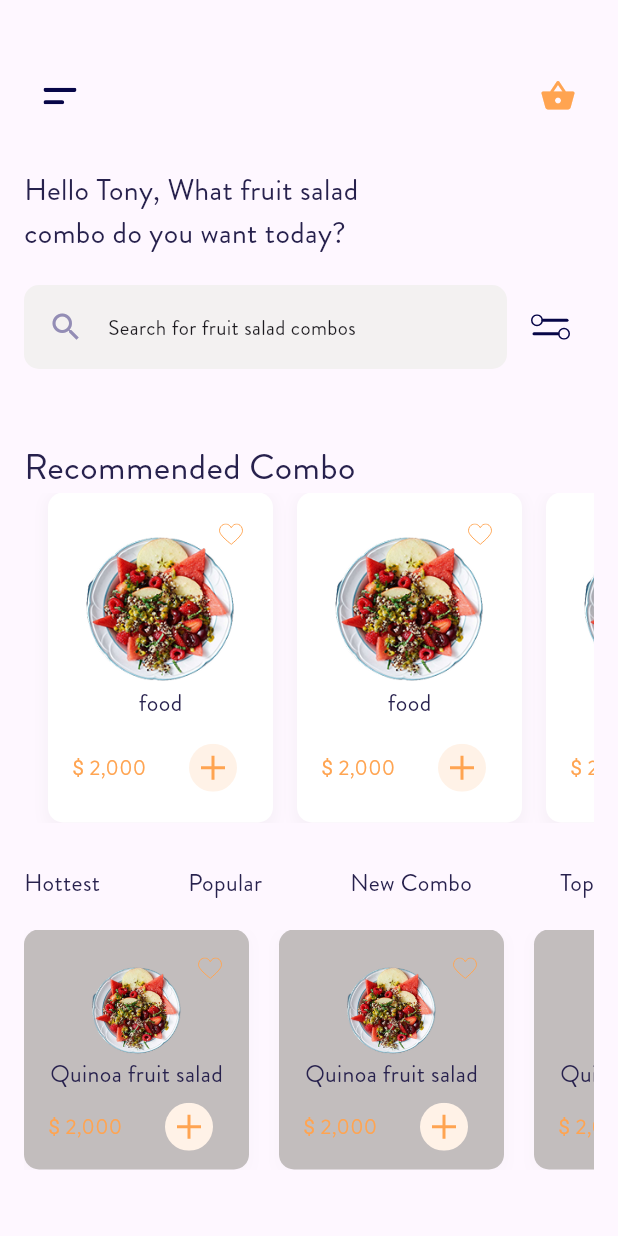
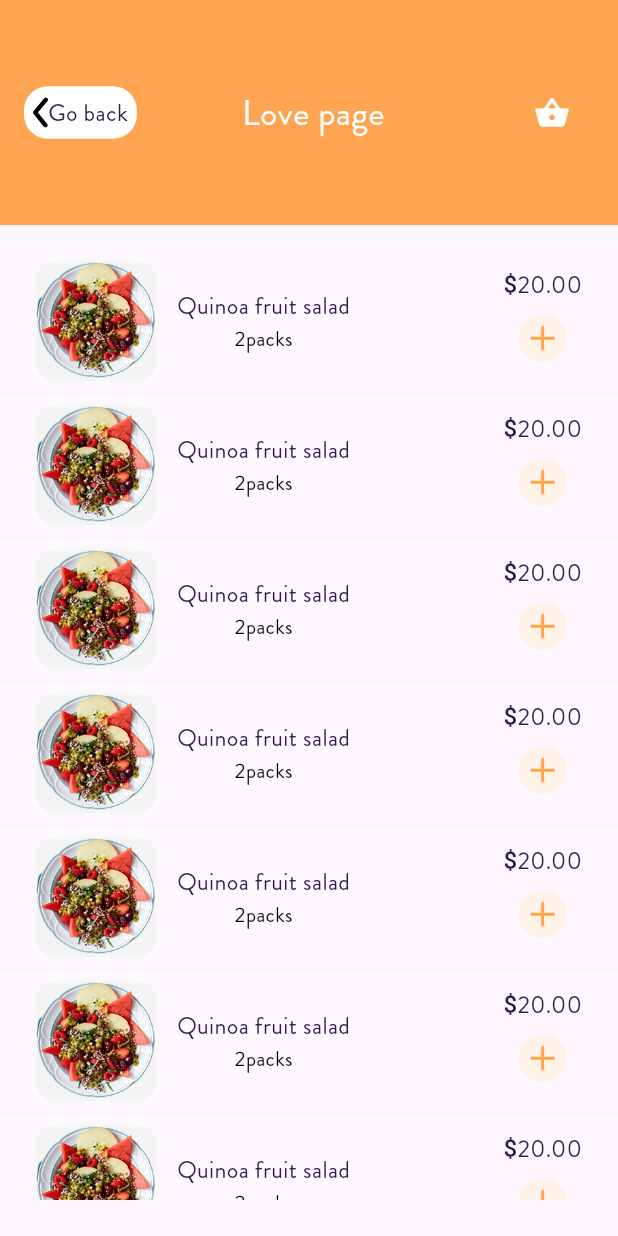
Before and after one commit to tech-cell-eg/Round-4-mobile-foodApp, a Flutter app: the HomeView screen opened by its route, after a tap on an icon or button, on a phone screen of 412 x 824 dp. Run offline on Flutter 3.47's test engine with Material 3 defaults, Android fonts, the phone set to English and light mode, and no system bars; our stand-ins replace flutter_svg, go_router, lottie; project files that could hold a hidden picture were left out.

Commit message:
fix issues Input card details screen

```diff
--- a/lib/core/helper/app_router.dart
+++ b/lib/core/helper/app_router.dart
@@ -1,15 +1,11 @@
 import 'package:fruit_hub/features/autherntication_screen/presentation/authentication_view.dart';
-import 'package:fruit_hub/features/basket/presentation/views/widgets/my_basket_view_body.dart';
-import 'package:fruit_hub/features/basket/presentation/views/widgets/order_complete_view_body.dart';
+import 'package:fruit_hub/features/autherntication_screen/presentation/registration_view.dart';
 import 'package:fruit_hub/features/home/presentation/views/fruit_details_view.dart';
 import 'package:fruit_hub/features/home/presentation/views/home_view.dart';
+import 'package:fruit_hub/features/love_screen/presentation/views/love_view.dart';
 import 'package:fruit_hub/features/splash_screen/presentation/pages/splash_view.dart';
 import 'package:fruit_hub/features/welcome_screen/presentation/pages/welcome_view.dart';
 import 'package:go_router/go_router.dart';
-
-import '../../features/basket/presentation/views/my_basket_view.dart';
-import '../../features/basket/presentation/views/order_complete_view.dart';
-
 
 abstract class AppRouter {
   static const kSplashView = '/';
@@ -18,7 +14,7 @@ abstract class AppRouter {
     routes: [
       GoRoute(
         path: kSplashView,
-        builder: (context, state) => const MyBasketView(),
+        builder: (context, state) => const SplashPage(),
       ),
       GoRoute(
         path: WelcomePage.kWelcomeView,
@@ -31,20 +27,25 @@ abstract class AppRouter {
         builder: (context, state) => const AuthenticationView(),
       ),
       GoRoute(
+        path: RegistrationView.kRegistrationView,
+        name: "registration",
+        builder: (context, state) => const RegistrationView(),
+      ),
+      GoRoute(
         path: FruitDetailsView.kFruitDetailsView,
         name: "fruitDetails",
         builder: (context, state) => const FruitDetailsView(),
+      ),
+      GoRoute(
+        path: LoveView.kLoveView,
+        name: "love",
+        builder: (context, state) => const LoveView(),
       ),
       GoRoute(
         path: HomeView.kHomeView,
         name: "home",
         builder: (context, state) => const HomeView(),
       ),
-      GoRoute(
-        path: OrderCompleteViewBody.kOrderComplete,
-        name: "complete order",
-        builder: (context, state) => const OrderCompleteView(),
-      ),
     ],
   );
 }
--- a/lib/core/utils/widgets/custom_text_field.dart
+++ b/lib/core/utils/widgets/custom_text_field.dart
@@ -3,6 +3,7 @@ import 'package:fruit_hub/core/helper/app_validator.dart';
 import 'package:fruit_hub/core/utils/app_colors.dart';
 import 'package:fruit_hub/core/utils/app_text_styles.dart';
 
+// ignore: must_be_immutable
 class CustomTextField extends StatelessWidget {
   final AppValidator validator;
   final String hintText;
--- a/lib/features/home/presentation/views/home_view.dart
+++ b/lib/features/home/presentation/views/home_view.dart
@@ -3,7 +3,6 @@ import 'package:fruit_hub/core/utils/app_colors.dart';
 import 'package:fruit_hub/core/utils/app_text_styles.dart';
 import 'package:fruit_hub/features/home/presentation/views/widgets/custom_appbar.dart';
 import 'package:fruit_hub/features/home/presentation/views/widgets/fruit_card_builder.dart';
-import 'package:fruit_hub/features/home/presentation/views/widgets/fruit_text_selection.dart';
 import 'package:fruit_hub/features/home/presentation/views/widgets/recommended_combo_builder.dart';
 import 'package:fruit_hub/features/home/presentation/views/widgets/search_bar.dart';
 
@@ -16,68 +15,73 @@ class HomeView extends StatefulWidget {
 }
 
 class _HomeViewState extends State<HomeView> {
-  int? selectedIndex; // Tracks which text is selected
+  int? selectedIndex;
   final List<String> menuItems = ["Hottest", "Popular", "New Combo", "Top"];
+  final FocusNode _searchFocusNode = FocusNode();
 
-  // Widgets to show based on selection
-  final List<Widget> contentWidgets = [
-    HottestContent(),
-    PopularContent(),
-    ComboContent(),
-    TopContent(),
-  ];
+  @override
+  void dispose() {
+    _searchFocusNode.dispose();
+    super.dispose();
+  }
+
   @override
   Widget build(BuildContext context) {
     return Scaffold(
-      body: Padding(
+      resizeToAvoidBottomInset: true,
+      body: SafeArea(
+        child: Padding(
           padding: const EdgeInsets.all(16),
+          child: SingleChildScrollView(
+            physics: const ClampingScrollPhysics(),
             child: Column(
-          mainAxisAlignment: MainAxisAlignment.start,
+              crossAxisAlignment: CrossAxisAlignment.start,
               children: [
                 Padding(
                   padding: const EdgeInsets.symmetric(vertical: 24),
                   child: CustomAppbar(),
                 ),
-            Row(
-              children: [
-                SizedBox(
-                  width: 250,
-                  child: Text(
+                Text(
                   'Hello Tony, What fruit salad combo do you want today?',
                   style: AppTextStyles.textStyle20,
-                  ),
-                ),
-              ],
+                  maxLines: 2,
                 ),
                 Padding(
                   padding: const EdgeInsets.symmetric(vertical: 20),
-              child: CustomSearchBar(),
+                  child: CustomSearchBar(
+                    focusNode: _searchFocusNode,
+                    onSearchChanged: (query) {
+                      // You can handle search changes here if needed
+                    },
                   ),
-            const Spacer(flex: 1),
-            Row(
-              children: [
+                ),
+                const SizedBox(height: 20),
                 Text('Recommended Combo', style: AppTextStyles.textStyle24),
+                const SizedBox(height: 16),
+                RecommendedComboBuilder(),
+                const SizedBox(height: 24),
+                fruitTopicSelect(),
+                const SizedBox(height: 20),
+                FruitCardBuilder(),
+                const SizedBox(height: 20),
               ],
             ),
-            RecommendedComboBuilder(),
-            const Spacer(flex: 1),
-            fruitTopicSelect(),
-
-            const SizedBox(height: 20),
-            FruitCardBuilder(),
-            const Spacer(flex: 1),
-          ],
+          ),
         ),
       ),
     );
   }
 
-  Row fruitTopicSelect() {
-    return Row(
+  Widget fruitTopicSelect() {
+    return SingleChildScrollView(
+      scrollDirection: Axis.horizontal,
+      child: Row(
         mainAxisAlignment: MainAxisAlignment.spaceBetween,
         children: List.generate(menuItems.length, (index) {
           final isSelected = selectedIndex == index;
-        return GestureDetector(
+          return Padding(
+            padding: const EdgeInsets.only(right: 24),
+            child: GestureDetector(
               onTap: () => setState(() => selectedIndex = index),
               child: Column(
                 mainAxisSize: MainAxisSize.min,
@@ -93,8 +97,6 @@ class _HomeViewState extends State<HomeView> {
                             : AppTextStyles.textStyle16,
                   ),
                   if (isSelected)
-                Row(
-                  children: [
                     Container(
                       margin: const EdgeInsets.only(top: 2),
                       height: 2,
@@ -103,10 +105,10 @@ class _HomeViewState extends State<HomeView> {
                     ),
                 ],
               ),
-            ],
             ),
           );
         }),
+      ),
     );
   }
 }
--- a/lib/features/home/presentation/views/widgets/custom_appbar.dart
+++ b/lib/features/home/presentation/views/widgets/custom_appbar.dart
@@ -2,6 +2,7 @@ import 'package:flutter/material.dart';
 import 'package:flutter_svg/svg.dart';
 import 'package:fruit_hub/core/utils/app_colors.dart';
 import 'package:fruit_hub/core/utils/app_icons.dart';
+import 'package:go_router/go_router.dart';
 
 class CustomAppbar extends StatelessWidget {
   const CustomAppbar({super.key});
@@ -14,13 +15,13 @@ class CustomAppbar extends StatelessWidget {
         IconButton(
           icon: SvgPicture.asset(AppIcons.drawerIcon),
           onPressed: () {
-            Scaffold.of(context).openDrawer();
+            context.pushNamed('love');
           },
         ),
         IconButton(
           icon: Icon(Icons.shopping_basket, color: AppColors.orangeColor),
           onPressed: () {
-            Scaffold.of(context).openDrawer();
+            context.pushNamed('basket');
           },
         ),
       ],
--- a/lib/features/home/presentation/views/widgets/search_bar.dart
+++ b/lib/features/home/presentation/views/widgets/search_bar.dart
@@ -4,46 +4,131 @@ import 'package:fruit_hub/core/utils/app_colors.dart';
 import 'package:fruit_hub/core/utils/app_icons.dart';
 import 'package:fruit_hub/core/utils/app_text_styles.dart';
 
-class CustomSearchBar extends StatelessWidget {
-  const CustomSearchBar({super.key});
+class CustomSearchBar extends StatefulWidget {
+  const CustomSearchBar({
+    super.key,
+    required this.focusNode,
+    required this.onSearchChanged,
+  });
+
+  final FocusNode focusNode;
+  final Function(String) onSearchChanged;
+
+  @override
+  State<CustomSearchBar> createState() => _CustomSearchBarState();
+}
+
+class _CustomSearchBarState extends State<CustomSearchBar> {
+  final TextEditingController _searchController = TextEditingController();
+  bool _showResults = false;
+
+  @override
+  void dispose() {
+    _searchController.dispose();
+    super.dispose();
+  }
 
   @override
   Widget build(BuildContext context) {
-    return SizedBox(
-      width: double.infinity,
-      height: 56,
-      child: Row(
+    return Column(
       children: [
-          Expanded(
-            child: Container(
+        Container(
           decoration: BoxDecoration(
             color: AppColors.mediamgrayColor,
             borderRadius: BorderRadius.circular(10),
           ),
-              height: double.infinity,
+          height: 56,
           child: Row(
             children: [
+              const Padding(
+                padding: EdgeInsets.symmetric(horizontal: 16),
+                child: Icon(Icons.search, color: AppColors.lavenderColor),
+              ),
+              Expanded(
+                child: TextField(
+                  controller: _searchController,
+                  focusNode: widget.focusNode,
+                  decoration: InputDecoration(
+                    border: InputBorder.none,
+                    hintText: 'Search for fruit salad combos',
+                    hintStyle: TextStyle(
+                      fontFamily: AppTextStyles.fontFamily,
+                      fontSize: AppTextStyles.textStyle14.fontSize,
+                    ),
+                  ),
+                  onChanged: (value) {
+                    widget.onSearchChanged(value);
+                    setState(() {
+                      _showResults = value.isNotEmpty;
+                    });
+                  },
+                ),
+              ),
               Padding(
                 padding: const EdgeInsets.symmetric(horizontal: 16),
-                    child: Icon(Icons.search, color: AppColors.lavenderColor),
-                  ),
-                  Text(
-                    'Search for fruit salad combos',
-                    style: TextStyle(
-                      fontFamily: AppTextStyles.fontFamily,
-                      fontSize: AppTextStyles.textStyle14.fontSize,
+                child: GestureDetector(
+                  onTap: () {
+                    // Filter icon functionality
+                  },
+                  child: SvgPicture.asset(AppIcons.filterIcon),
                 ),
               ),
             ],
           ),
         ),
-          ),
-          Padding(
-            padding: const EdgeInsets.symmetric(horizontal: 16),
-            child: SvgPicture.asset(AppIcons.filterIcon),
+        if (_showResults)
+          Container(
+            width: double.infinity, // Same width as search bar
+            height: 100, // Fixed height
+            margin: const EdgeInsets.only(top: 8),
+            decoration: BoxDecoration(
+              color: Colors.white,
+              borderRadius: BorderRadius.circular(10),
+              boxShadow: [
+                BoxShadow(
+                  color: Colors.black.withOpacity(0.1),
+                  blurRadius: 10,
+                  spreadRadius: 2,
                 ),
               ],
             ),
+            child: _buildSearchResults(_searchController.text),
+          ),
+      ],
+    );
+  }
+
+  Widget _buildSearchResults(String query) {
+    // Replace with your actual data
+    final results =
+        query.isEmpty
+            ? <String>[]
+            : ['Fruit Salad 1', 'Fruit Salad 2', 'Combo Salad']
+                .where(
+                  (item) => item.toLowerCase().contains(query.toLowerCase()),
+                )
+                .toList();
+
+    if (results.isEmpty) {
+      return Center(
+        child: Text(
+          'No dishes found for "$query"',
+          style: AppTextStyles.textStyle14,
+        ),
+      );
+    }
+
+    return ListView(
+      padding: const EdgeInsets.all(8),
+      children:
+          results
+              .map(
+                (result) => Padding(
+                  padding: const EdgeInsets.symmetric(vertical: 4),
+                  child: Text(result, style: AppTextStyles.textStyle14),
+                ),
+              )
+              .toList(),
     );
   }
 }
--- /dev/null
+++ b/lib/features/love_screen/presentation/views/love_view.dart
@@ -0,0 +1,53 @@
+import 'package:flutter/material.dart';
+import 'package:fruit_hub/core/utils/app_colors.dart';
+import 'package:fruit_hub/core/utils/app_text_styles.dart';
+import 'package:fruit_hub/core/utils/widgets/go_back_icon.dart';
+import 'package:fruit_hub/features/love_screen/presentation/widgets/love_view_body.dart';
+import 'package:go_router/go_router.dart';
+
+class LoveView extends StatelessWidget {
+  const LoveView({super.key});
+  static final String kLoveView = "/love";
+
+  @override
+  Widget build(BuildContext context) {
+    return Scaffold(
+      appBar: PreferredSize(
+        preferredSize: Size.fromHeight(150),
+        child: Container(
+          height: 150,
+          color: AppColors.orangeColor,
+          child: Padding(
+            padding: const EdgeInsetsDirectional.only(start: 16),
+            child: Row(
+              children: [
+                GoBackIcon(),
+                const SizedBox(width: 70),
+                Text(
+                  'Love page',
+                  style: AppTextStyles.textStyle24.copyWith(
+                    color: AppColors.whiteColor,
+                  ),
+                ),
+                Spacer(flex: 1),
+                Padding(
+                  padding: const EdgeInsets.all(20),
+                  child: IconButton(
+                    icon: Icon(
+                      Icons.shopping_basket,
+                      color: AppColors.whiteColor,
+                    ),
+                    onPressed: () {
+                      context.pushNamed('basket');
+                    },
+                  ),
+                ),
+              ],
+            ),
+          ),
+        ),
+      ),
+      body: LoveViewBody(),
+    );
+  }
+}
--- /dev/null
+++ b/lib/features/love_screen/presentation/widgets/custom_fruit_item.dart
@@ -0,0 +1,54 @@
+import 'package:flutter/material.dart';
+import 'package:flutter_svg/svg.dart';
+import 'package:fruit_hub/core/utils/app_icons.dart';
+
+import '../../../../../core/utils/app_colors.dart';
+import '../../../../../core/utils/app_images.dart';
+import '../../../../../core/utils/app_text_styles.dart';
+
+class CustomFruitItem extends StatelessWidget {
+  const CustomFruitItem({super.key});
+
+  @override
+  Widget build(BuildContext context) {
+    return Padding(
+      padding: const EdgeInsets.symmetric(horizontal: 24),
+      child: Row(
+        children: [
+          Container(
+            width: 80,
+            height: 80,
+            decoration: BoxDecoration(
+              color: AppColors.grayColor,
+              borderRadius: BorderRadius.circular(12),
+            ),
+            child: Image.asset(AppImages.food, height: 40, width: 40),
+          ),
+          SizedBox(width: 14),
+          Column(
+            mainAxisAlignment: MainAxisAlignment.start,
+            children: [
+              Text('Quinoa fruit salad', style: AppTextStyles.textStyle16),
+              Text(
+                '2packs',
+                style: AppTextStyles.textStyle14.copyWith(
+                  color: AppColors.blackColor,
+                ),
+              ),
+            ],
+          ),
+          Spacer(),
+          Column(
+            children: [
+              Text('\$20.00', style: AppTextStyles.textStyle16),
+              IconButton(
+                icon: SvgPicture.asset(AppIcons.addFruitIcon),
+                onPressed: () {},
+              ),
+            ],
+          ),
+        ],
+      ),
+    );
+  }
+}
--- /dev/null
+++ b/lib/features/love_screen/presentation/widgets/love_view_body.dart
@@ -0,0 +1,26 @@
+import 'package:flutter/material.dart';
+import 'package:fruit_hub/core/utils/widgets/my_divider.dart';
+
+import 'custom_fruit_item.dart';
+
+class LoveViewBody extends StatelessWidget {
+  const LoveViewBody({super.key});
+
+  @override
+  Widget build(BuildContext context) {
+    return Padding(
+      padding: const EdgeInsets.symmetric(vertical: 24),
+      child: Column(
+        children: [
+          Expanded(
+            child: ListView.separated(
+              itemBuilder: (context, index) => CustomFruitItem(),
+              separatorBuilder: (context, index) => MyDivider(),
+              itemCount: 10,
+            ),
+          ),
+        ],
+      ),
+    );
+  }
+}
```
Also changed, not shown: lib/features/autherntication_screen/presentation/authentication_view.dart (+27 -2 lines), lib/features/autherntication_screen/presentation/registration_view.dart (added, +169 -0 lines). Lines whose indentation alone changed are shown as unchanged.
